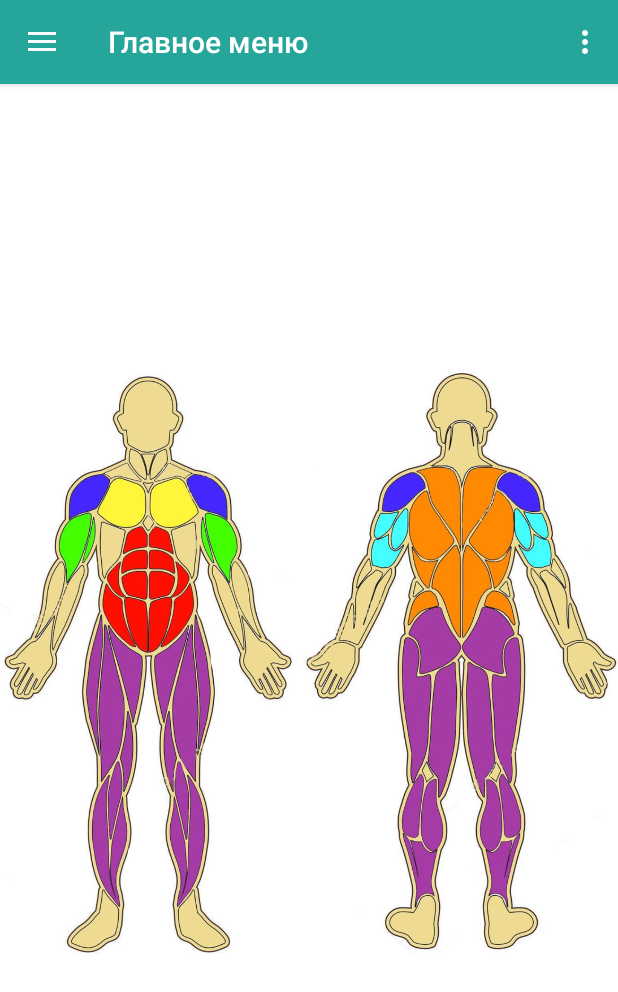
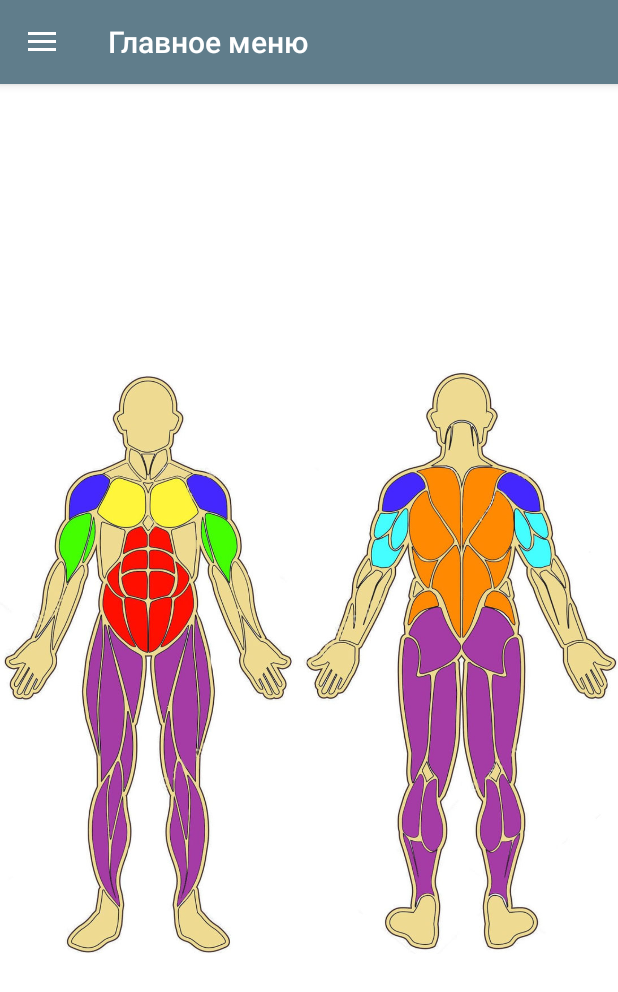
Before and after one commit to Demoncho/GetFit, an Android app: the screen it shows after launch once a user with an empty profile is signed in (MainActivity), on a phone screen of 412 x 824 dp. Shown: the top 992 px of the screen. Run offline under Robolectric (Android 15) with nearby library versions, the phone set to English and light mode, and no system bars; our stand-ins replace Firebase (no records; nobody signed in at launch, a user with empty details on screens opened directly).

Commit message:
Доделал раздел Избранное, добавил offline mod

```diff
--- a/app/src/main/java/ru/demoncho/getfit/GoogleSignInActivity.java
+++ b/app/src/main/java/ru/demoncho/getfit/GoogleSignInActivity.java
@@ -2,10 +2,18 @@ package ru.demoncho.getfit;
 
 import android.content.Intent;
 import android.content.pm.ActivityInfo;
+import android.graphics.Color;
 import android.os.Bundle;
 import android.support.annotation.NonNull;
 import android.support.design.widget.Snackbar;
+import android.text.SpannableString;
+import android.text.Spanned;
+import android.text.style.BackgroundColorSpan;
+import android.text.style.ForegroundColorSpan;
+import android.text.style.URLSpan;
+import android.text.style.UnderlineSpan;
 import android.util.Log;
+import android.view.MotionEvent;
 import android.view.View;
 import android.widget.TextView;
 
@@ -50,6 +58,33 @@ public class GoogleSignInActivity extends BaseActivity implements
 
         // Button listeners
         findViewById(R.id.sign_in_button).setOnClickListener(this);
+        final TextView offline = (TextView) findViewById(R.id.offline_button);
+
+        final CharSequence text = offline.getText();
+        final SpannableString notClickedString = new SpannableString(text);
+        notClickedString.setSpan(new UnderlineSpan(), 0, notClickedString.length(), Spanned.SPAN_EXCLUSIVE_EXCLUSIVE);
+        offline.setText(notClickedString, TextView.BufferType.SPANNABLE);
+        final SpannableString clickedString = new SpannableString(notClickedString);
+        clickedString.setSpan(new BackgroundColorSpan(Color.GRAY), 0, notClickedString.length(),
+                Spanned.SPAN_INCLUSIVE_EXCLUSIVE);
+        offline.setOnTouchListener(new View.OnTouchListener() {
+            @Override
+            public boolean onTouch(final View v, final MotionEvent event) {
+                switch (event.getAction()) {
+                    case MotionEvent.ACTION_DOWN:
+                        offline.setText(clickedString);
+                        break;
+                    case MotionEvent.ACTION_UP:
+                        offline.setText(notClickedString, TextView.BufferType.SPANNABLE);
+                        goToMain();
+                        break;
+                    case MotionEvent.ACTION_CANCEL:
+                        offline.setText(notClickedString, TextView.BufferType.SPANNABLE);
+                        break;
+                }
+                return true;
+            }
+        });
 
 
         // [START config_signin]
@@ -181,9 +216,7 @@ public class GoogleSignInActivity extends BaseActivity implements
 
             //findViewById(R.id.sign_in_button).setVisibility(View.GONE);
             //findViewById(R.id.sign_out_and_disconnect).setVisibility(View.VISIBLE);
-            Intent myIntent = new Intent(this, MainActivity.class);
-            final int result = 1;
-            startActivityForResult(myIntent, result);
+            goToMain();
 
         } else {
             //mStatusTextView.setText(R.string.signed_out);
@@ -194,6 +227,12 @@ public class GoogleSignInActivity extends BaseActivity implements
         }
     }
 
+    private void goToMain(){
+        Intent myIntent = new Intent(this, MainActivity.class);
+        final int result = 1;
+        startActivityForResult(myIntent, result);
+    }
+
     @Override
     public void onClick(View v) {
         int i = v.getId();
--- /dev/null
+++ b/app/src/main/res/drawable/ic_exit.xml
@@ -0,0 +1,9 @@
+<vector xmlns:android="http://schemas.android.com/apk/res/android"
+        android:width="24dp"
+        android:height="24dp"
+        android:viewportWidth="24.0"
+        android:viewportHeight="24.0">
+    <path
+        android:fillColor="#FF000000"
+        android:pathData="M10.09,15.59L11.5,17l5,-5 -5,-5 -1.41,1.41L12.67,11H3v2h9.67l-2.58,2.59zM19,3H5c-1.11,0 -2,0.9 -2,2v4h2V5h14v14H5v-4H3v4c0,1.1 0.89,2 2,2h14c1.1,0 2,-0.9 2,-2V5c0,-1.1 -0.9,-2 -2,-2z"/>
+</vector>
--- /dev/null
+++ b/app/src/main/res/drawable/ic_favourite.xml
@@ -0,0 +1,9 @@
+<vector xmlns:android="http://schemas.android.com/apk/res/android"
+        android:width="24dp"
+        android:height="24dp"
+        android:viewportWidth="24.0"
+        android:viewportHeight="24.0">
+    <path
+        android:fillColor="#FF000000"
+        android:pathData="M12,17.27L18.18,21l-1.64,-7.03L22,9.24l-7.19,-0.61L12,2 9.19,8.63 2,9.24l5.46,4.73L5.82,21z"/>
+</vector>
--- a/app/src/main/res/layout/item_food.xml
+++ b/app/src/main/res/layout/item_food.xml
@@ -36,6 +36,8 @@
         android:id="@+id/button_fav_food"
         android:layout_width="wrap_content"
         android:layout_height="wrap_content"
+        android:layout_marginTop="0dp"
+        android:layout_marginLeft="10dp"
         android:text="Добавить в избранное" />
 
 </LinearLayout></ScrollView>
--- a/app/src/main/res/layout/layout_listitem_equipment.xml
+++ b/app/src/main/res/layout/layout_listitem_equipment.xml
@@ -9,6 +9,8 @@
     <de.hdodenhof.circleimageview.CircleImageView
         android:layout_width="70dp"
         android:layout_height="70dp"
+        app:civ_border_width="1dp"
+        app:civ_border_color="#FF000000"
         android:id="@+id/image"
         android:src="@mipmap/ic_launcher"/>
 
--- a/app/src/main/res/menu/activity_main_drawer.xml
+++ b/app/src/main/res/menu/activity_main_drawer.xml
@@ -26,10 +26,11 @@
             android:title="Спортивные снаряды" />
         <item
             android:id="@+id/nav_favourites"
-            android:icon="@drawable/ic_equipment"
+            android:icon="@drawable/ic_favourite"
             android:title="Избранное" />
         <item
             android:id="@+id/nav_sign_out"
+            android:icon="@drawable/ic_exit"
             android:title="Выход" />
 
 
--- a/app/src/main/res/menu/main.xml
+++ b/app/src/main/res/menu/main.xml
@@ -1,9 +1,5 @@
 <?xml version="1.0" encoding="utf-8"?>
 <menu xmlns:android="http://schemas.android.com/apk/res/android"
     xmlns:app="http://schemas.android.com/apk/res-auto">
-    <item
-        android:id="@+id/action_settings"
-        android:orderInCategory="100"
-        android:title="@string/action_settings"
-        app:showAsAction="never" />
+
 </menu>
--- a/app/src/main/res/values/colors.xml
+++ b/app/src/main/res/values/colors.xml
@@ -1,7 +1,7 @@
 <?xml version="1.0" encoding="utf-8"?>
 <resources>
-    <color name="colorPrimary">#26A69A</color>
-    <color name="colorPrimaryDark">#00897B</color>
+    <color name="colorPrimary">#607D8B</color>
+    <color name="colorPrimaryDark">#455A64</color>
     <color name="colorAccent">#feada6</color>
 
     <color name="white">#FFFFFF</color>
--- a/app/src/main/res/values/dimens.xml
+++ b/app/src/main/res/values/dimens.xml
@@ -3,7 +3,7 @@
     <dimen name="activity_horizontal_margin">16dp</dimen>
     <dimen name="activity_vertical_margin">16dp</dimen>
     <dimen name="nav_header_vertical_spacing">8dp</dimen>
-    <dimen name="nav_header_height">176dp</dimen>
+    <dimen name="nav_header_height">100dp</dimen>
     <dimen name="fab_margin">16dp</dimen>
     <dimen name="icon_top_margin">90dp</dimen>
     <dimen name="icon_bottom_margin">24dp</dimen>
```
Also changed, not shown: app/src/main/java/ru/demoncho/getfit/Favourites/nav_favourites.java (+62 -47 lines), app/src/main/java/ru/demoncho/getfit/Food/item_food.java (+83 -25 lines), app/src/main/java/ru/demoncho/getfit/MainActivity.java (+0 -14 lines), app/src/main/java/ru/demoncho/getfit/training/item_training.java (+62 -23 lines), app/src/main/res/layout/activity_google_sign_in.xml (+9 -0 lines), app/src/main/res/layout/nav_favourite.xml (+4 -4 lines).
